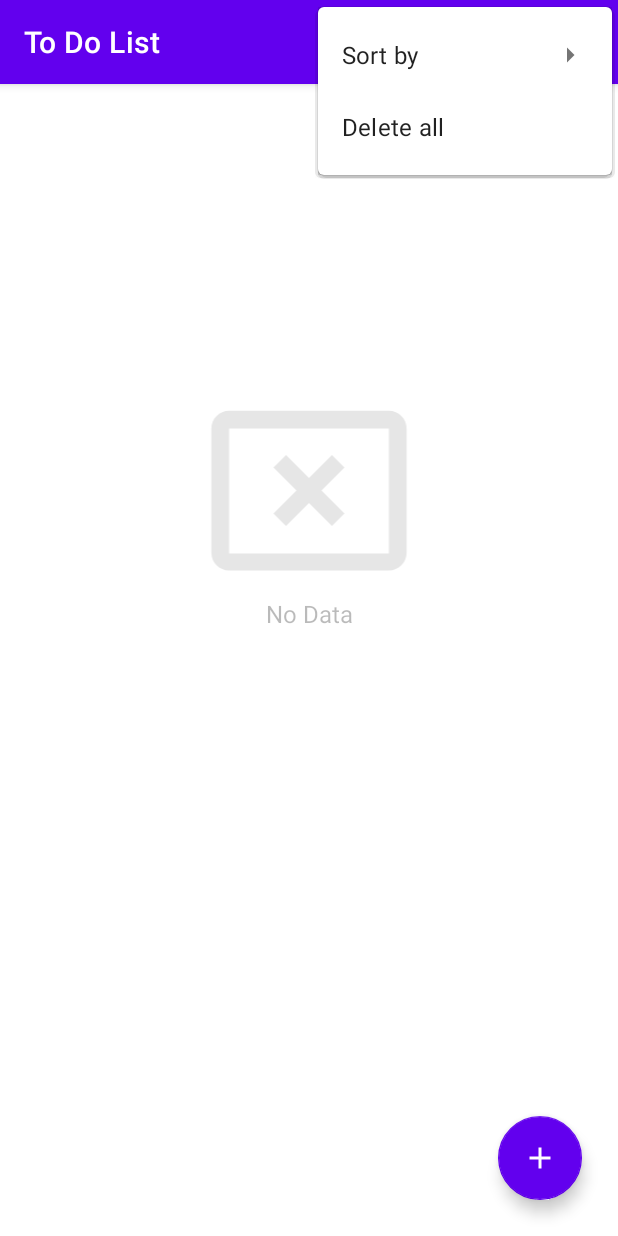
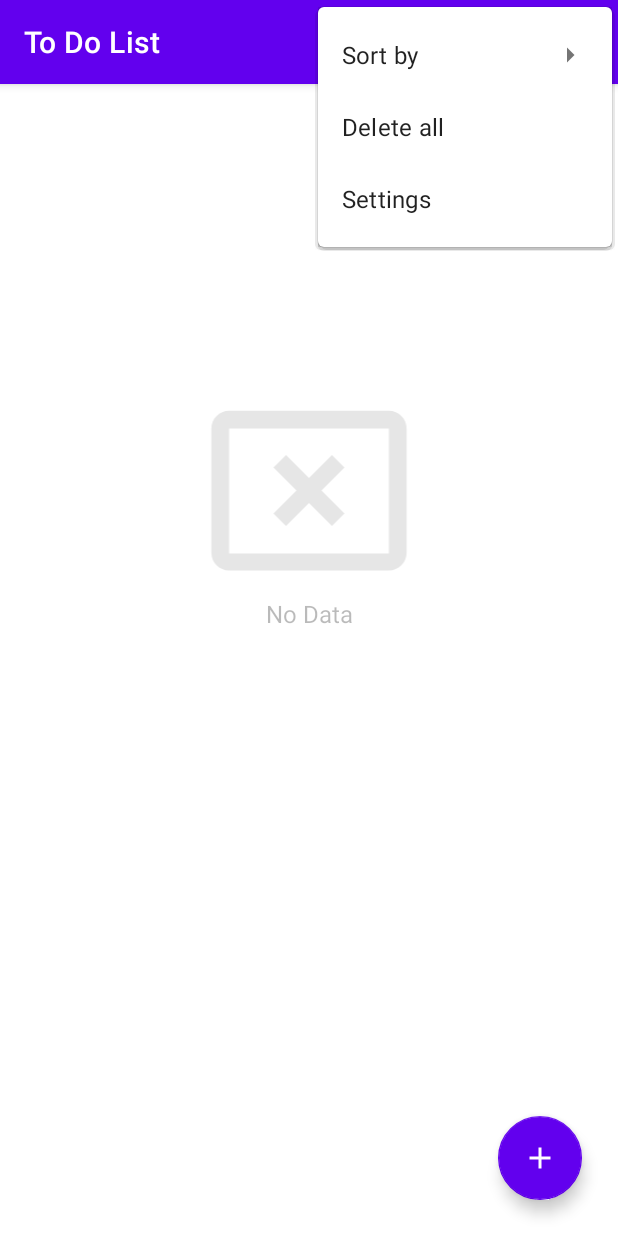
Before and after one commit to simakover/To-Do-app, an Android app: the screen it shows after launch (MainActivity), with the options menu open, on a phone screen of 412 x 824 dp. Run offline under Robolectric (Android 15) with nearby library versions, the phone set to English and light mode, and no system bars; our stand-ins replace Room's generated code, data binding, navigation-ui; libraries missing offline, so code that uses them is left out: jp.wasabeef.recyclerview; 2 statements that could not run were skipped.

Commit message:
Add layout settings

```diff
--- a/app/build.gradle
+++ b/app/build.gradle
@@ -50,6 +50,7 @@ dependencies {
     implementation 'com.google.android.material:material:1.3.0'
     implementation 'androidx.constraintlayout:constraintlayout:2.0.4'
     implementation 'androidx.legacy:legacy-support-v4:1.0.0'
+    implementation 'androidx.preference:preference:1.1.1'
     testImplementation 'junit:junit:4.+'
     androidTestImplementation 'androidx.test.ext:junit:1.1.2'
     androidTestImplementation 'androidx.test.espresso:espresso-core:3.3.0'
--- a/app/src/main/java/com/sedavnyh/todo/fragments/list/ListFragment.kt
+++ b/app/src/main/java/com/sedavnyh/todo/fragments/list/ListFragment.kt
@@ -8,6 +8,8 @@ import android.widget.Toast
 import androidx.fragment.app.Fragment
 import androidx.fragment.app.viewModels
 import androidx.lifecycle.Observer
+import androidx.navigation.fragment.findNavController
+import androidx.preference.PreferenceManager
 import androidx.recyclerview.widget.*
 import com.google.android.material.snackbar.Snackbar
 import com.sedavnyh.todo.R
@@ -27,6 +29,7 @@ class ListFragment : Fragment(), SearchView.OnQueryTextListener {
     private val adapter: ListAdapter by lazy { ListAdapter() }
     private val mToDoViewModel: ToDoViewModel by viewModels()
     private val mSharedViewModel: SharedViewModel by viewModels()
+    private var typeLayout:String? = "linear_layout"
 
     // Start view, setup binding, recycler
     override fun onCreateView(
@@ -38,6 +41,9 @@ class ListFragment : Fragment(), SearchView.OnQueryTextListener {
         _binding = FragmentListBinding.inflate(inflater, container, false)
         binding.lifecycleOwner = this
         binding.mSharedViewModel = mSharedViewModel
+
+        //Load global setting
+        loadSettings()
 
         //Setup recycler view
         setupRecyclerView()
@@ -60,6 +66,11 @@ class ListFragment : Fragment(), SearchView.OnQueryTextListener {
         return binding.root
     }
 
+    private fun loadSettings() {
+        val sharedPreference = PreferenceManager.getDefaultSharedPreferences(context)
+        typeLayout = sharedPreference.getString("type_layout", "liner_layout")
+    }
+
     private fun showEmptyDatabaseViews(emptyDatabase: Boolean) {
         if(emptyDatabase){
             binding.noDataTextView.visibility = View.VISIBLE
@@ -73,8 +84,12 @@ class ListFragment : Fragment(), SearchView.OnQueryTextListener {
     private fun setupRecyclerView() {
         val recyclerView = binding.recyclerView
         recyclerView.adapter = adapter
-        recyclerView.layoutManager = StaggeredGridLayoutManager(2, StaggeredGridLayoutManager.VERTICAL)
-        /*recyclerView.layoutManager = LinearLayoutManager(requireActivity())*/
+
+        if (typeLayout == "linear_layout")
+            recyclerView.layoutManager = LinearLayoutManager(requireActivity())
+        else
+            recyclerView.layoutManager = StaggeredGridLayoutManager(2, StaggeredGridLayoutManager.VERTICAL)
+
         recyclerView.itemAnimator = SlideInUpAnimator().apply {
             addDuration = 300
         }
@@ -125,6 +140,7 @@ class ListFragment : Fragment(), SearchView.OnQueryTextListener {
             R.id.menu_date_create -> mToDoViewModel.getAllData.observe(this, Observer { data ->
                 adapter.setData(data)
             })
+            R.id.menu_settings -> findNavController().navigate(R.id.action_listFragment_to_settingsFragment)
         }
         return super.onOptionsItemSelected(item)
     }
--- a/app/src/main/res/menu/list_fragment_menu.xml
+++ b/app/src/main/res/menu/list_fragment_menu.xml
@@ -32,5 +32,10 @@
         android:title="@string/delete_all"
         app:showAsAction="never"
         />
+    <item
+        android:id="@+id/menu_settings"
+        android:title="@string/settings"
+        app:showAsAction="never"
+        />
 
 </menu>
--- a/app/src/main/res/navigation/my_nav.xml
+++ b/app/src/main/res/navigation/my_nav.xml
@@ -24,6 +24,13 @@
             app:exitAnim="@anim/to_right"
             app:popEnterAnim="@anim/from_right"
             app:popExitAnim="@anim/to_left" />
+        <action
+            android:id="@+id/action_listFragment_to_settingsFragment"
+            app:destination="@id/settingsFragment"
+            app:enterAnim="@anim/from_right"
+            app:exitAnim="@anim/to_left"
+            app:popEnterAnim="@anim/from_left"
+            app:popExitAnim="@anim/to_right" />
     </fragment>
     <fragment
         android:id="@+id/addFragment"
@@ -54,4 +61,16 @@
             android:name="current_item"
             app:argType="com.sedavnyh.todo.data.models.ToDoData" />
     </fragment>
+    <fragment
+        android:id="@+id/settingsFragment"
+        android:name="com.sedavnyh.todo.fragments.settings.SettingsFragment"
+        android:label="@string/settings" >
+        <action
+            android:id="@+id/action_settingsFragment_to_listFragment"
+            app:destination="@id/listFragment"
+            app:enterAnim="@anim/from_left"
+            app:exitAnim="@anim/to_right"
+            app:popUpTo="@id/listFragment"
+            app:popUpToInclusive="true" />
+    </fragment>
 </navigation>
--- a/app/src/main/res/values/strings.xml
+++ b/app/src/main/res/values/strings.xml
@@ -17,9 +17,11 @@
     <string name="type_layout">Type layout</string>
     <string name="linear">Linear</string>
     <string name="staggered">Staggered</string>
+    <string name="settings">Settings</string>
     <string-array name="priorities">
         <item>High Priority</item>
         <item>Medium Priority</item>
         <item>Low Priority</item>
     </string-array>
+    <string name="layout_label">Type of Layout</string>
 </resources>
```
Also changed, not shown: app/src/main/java/com/sedavnyh/todo/fragments/settings/SettingsFragment.kt (added, +12 -0 lines), app/src/main/res/drawable/ic_settings.xml (added, +10 -0 lines), app/src/main/res/values/arrays.xml (added, +12 -0 lines), app/src/main/res/xml/root_preferences.xml (added, +16 -0 lines).
